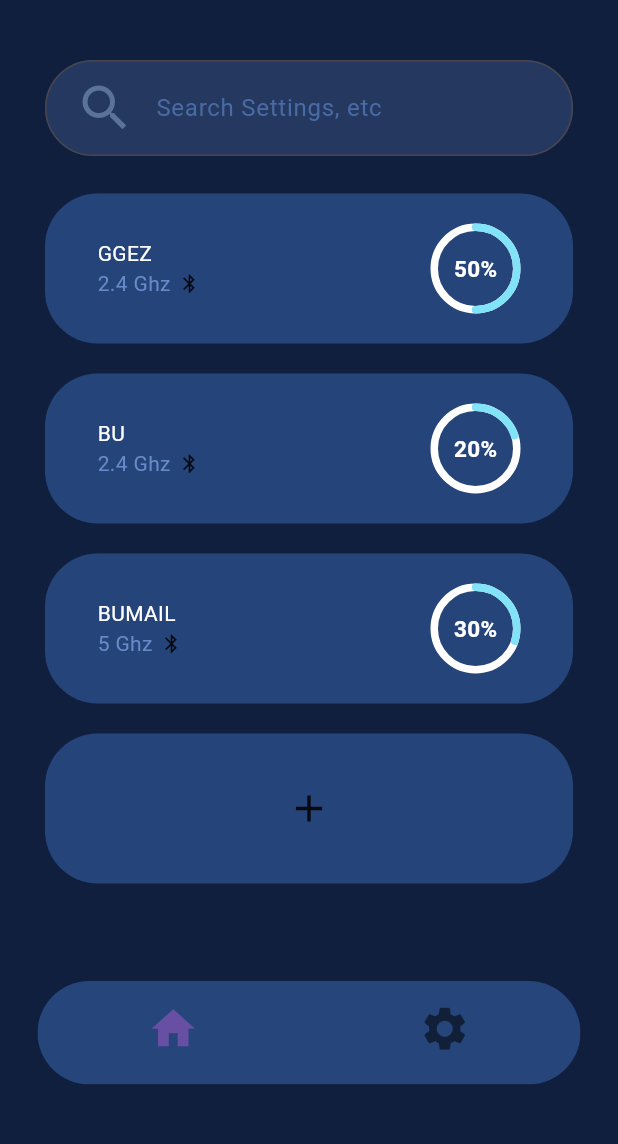
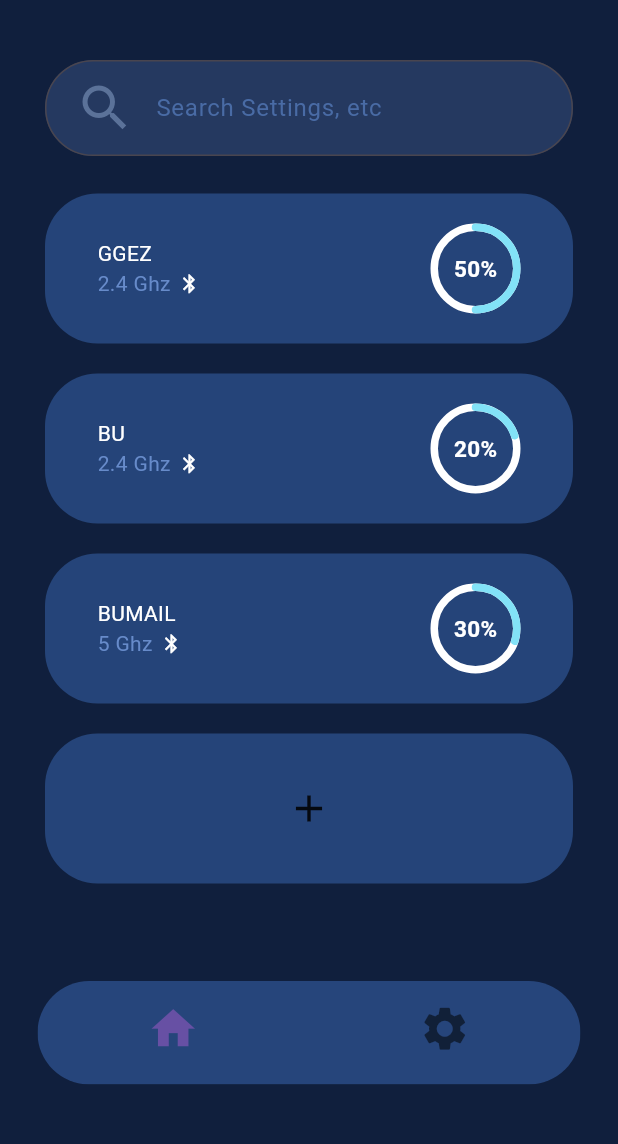
Before and after one commit to HamHarry/testapp, a Flutter app: the screen it shows after launch, scrolled down 365 dp, on a phone screen of 412 x 824 dp, the part 84-1228 px from its top. Run offline on Flutter 3.47's test engine with Material 3 defaults, Android fonts, the phone set to English and light mode, and no system bars; drawn by our look-alikes of percent_indicator.

Commit message:
if_else_Icon

```diff
--- a/lib/src/pages/home/home.dart
+++ b/lib/src/pages/home/home.dart
@@ -129,14 +129,17 @@ class _HomepageState extends State<Homepage> {
                                                   color: Color(0xff678BCA),
                                                 ),
                                               ),
-                                              const Padding(
-                                                padding:
-                                                    EdgeInsets.only(left: 5),
+                                              Padding(
+                                                padding: const EdgeInsets.only(
+                                                    left: 5),
                                                 child: Icon(
-                                                  Icons.bluetooth,
+                                                  display_list[index].lock
+                                                      ? Icons.bluetooth
+                                                      : Icons.bluetooth,
                                                   size: 15,
+                                                  color:
+                                                      const Color(0xffFFFFFF),
                                                 ),
-                                                //display_list[index].lock ? Icon(Icons.bluetooth , size: 15,) : Icon(Icons.bluetooth, size: 15);
                                               ),
                                             ],
                                           ),
@@ -156,8 +159,8 @@ class _HomepageState extends State<Homepage> {
                                       ),
                                       circularStrokeCap:
                                           CircularStrokeCap.round,
-                                      progressColor: Color(0xff82E2F7),
-                                      backgroundColor: Color(0xffFFFFFF),
+                                      progressColor: const Color(0xff82E2F7),
+                                      backgroundColor: const Color(0xffFFFFFF),
                                       animation: true,
                                       animationDuration: 1000,
                                     ),
```
